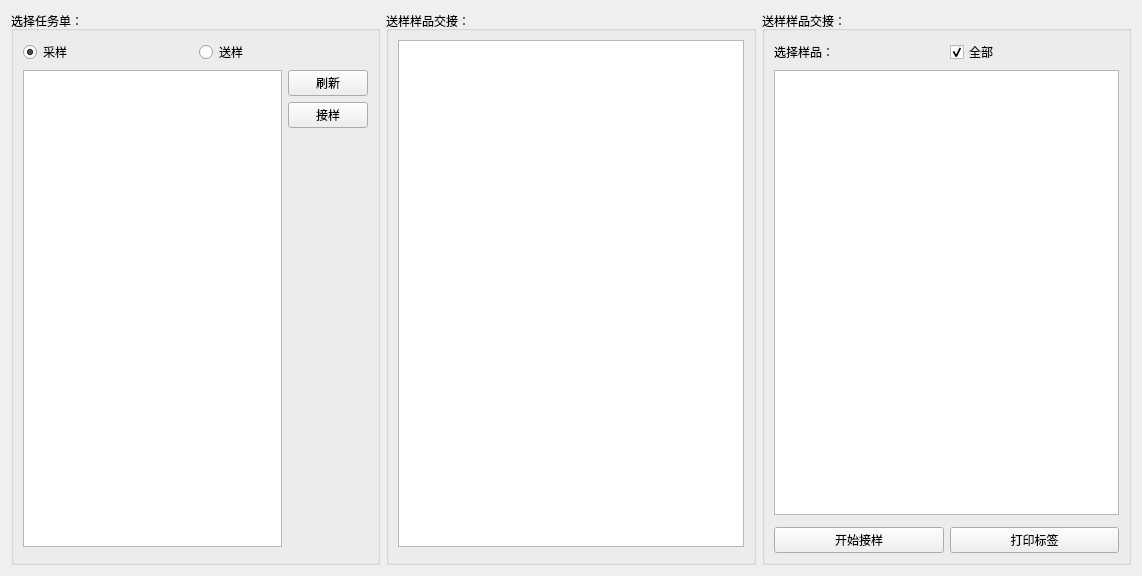
hcc01/ELIMS, file src/TaskSheetManager/samplecirculationui.ui: the form before one commit.
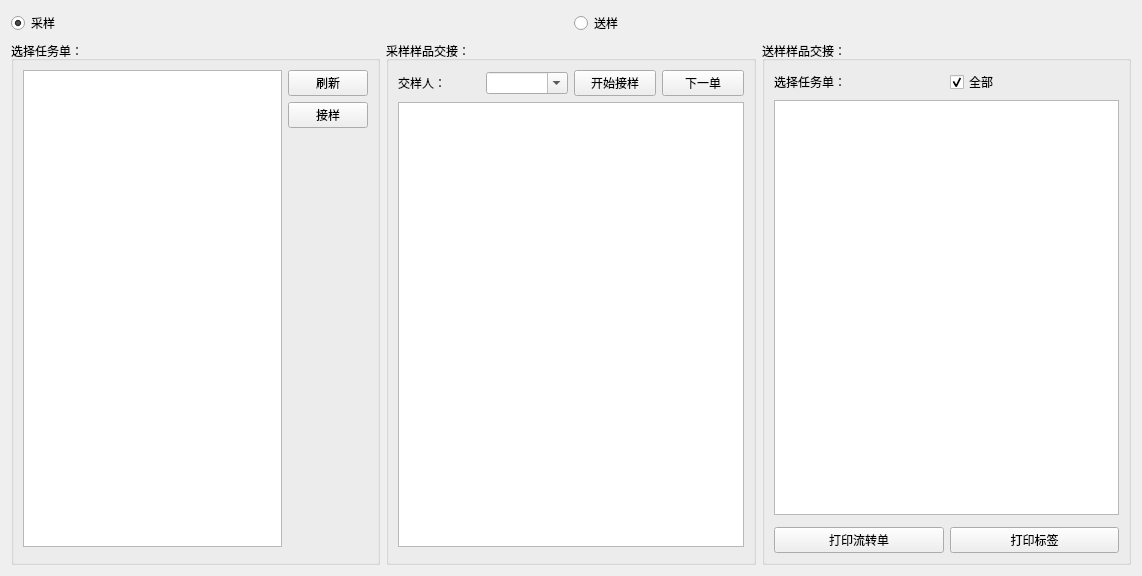
The form after the commit. Custom widgets are drawn as their Qt base class.

What changed in the file:
```diff
--- a/src/TaskSheetManager/samplecirculationui.ui
+++ b/src/TaskSheetManager/samplecirculationui.ui
@@ -13,13 +13,7 @@
   <property name="windowTitle">
    <string>Form</string>
   </property>
-  <layout class="QHBoxLayout" name="horizontalLayout_4">
-   <item>
-    <widget class="QGroupBox" name="groupBox">
-     <property name="title">
-      <string>选择任务单：</string>
-     </property>
-     <layout class="QVBoxLayout" name="verticalLayout_4">
+  <layout class="QVBoxLayout" name="verticalLayout_5">
       <item>
        <layout class="QHBoxLayout" name="horizontalLayout">
         <item>
@@ -42,6 +36,14 @@
        </layout>
       </item>
       <item>
+    <layout class="QHBoxLayout" name="horizontalLayout_4">
+     <item>
+      <widget class="QGroupBox" name="groupBox">
+       <property name="title">
+        <string>选择任务单：</string>
+       </property>
+       <layout class="QVBoxLayout" name="verticalLayout_4">
+        <item>
        <layout class="QHBoxLayout" name="horizontalLayout_3">
         <item>
          <widget class="MyTableView" name="tableView"/>
@@ -88,11 +90,43 @@
    <item>
     <widget class="QGroupBox" name="groupBox_2">
      <property name="title">
-      <string>送样样品交接：</string>
+        <string>采样样品交接：</string>
      </property>
      <layout class="QVBoxLayout" name="verticalLayout_3">
       <item>
-       <widget class="MyTableView" name="tableView_2"/>
+         <layout class="QHBoxLayout" name="horizontalLayout_6">
+          <item>
+           <widget class="QLabel" name="label_2">
+            <property name="text">
+             <string>交样人：</string>
+            </property>
+           </widget>
+          </item>
+          <item>
+           <widget class="QComboBox" name="submitterBox">
+            <property name="editable">
+             <bool>true</bool>
+            </property>
+           </widget>
+          </item>
+          <item>
+           <widget class="QPushButton" name="samplingReceiveBtn">
+            <property name="text">
+             <string>开始接样</string>
+            </property>
+           </widget>
+          </item>
+          <item>
+           <widget class="QPushButton" name="nextBtn">
+            <property name="text">
+             <string>下一单</string>
+            </property>
+           </widget>
+          </item>
+         </layout>
+        </item>
+        <item>
+         <widget class="MyTableView" name="samplingView"/>
       </item>
       <item>
        <widget class="SqlPageControleUI" name="pageCtrl_2" native="true"/>
@@ -111,7 +145,7 @@
         <item>
          <widget class="QLabel" name="label">
           <property name="text">
-           <string>选择样品：</string>
+             <string>选择任务单：</string>
           </property>
          </widget>
         </item>
@@ -138,7 +172,7 @@
         <item>
          <widget class="QPushButton" name="deliveryReceiveBtn">
           <property name="text">
-           <string>开始接样</string>
+             <string>打印流转单</string>
           </property>
          </widget>
         </item>
@@ -153,6 +187,8 @@
       </item>
      </layout>
     </widget>
+     </item>
+    </layout>
    </item>
   </layout>
  </widget>
```
Left out of the diff: 6 changed lines with no effect on the pictures. Lines whose indentation alone changed are shown as unchanged.
